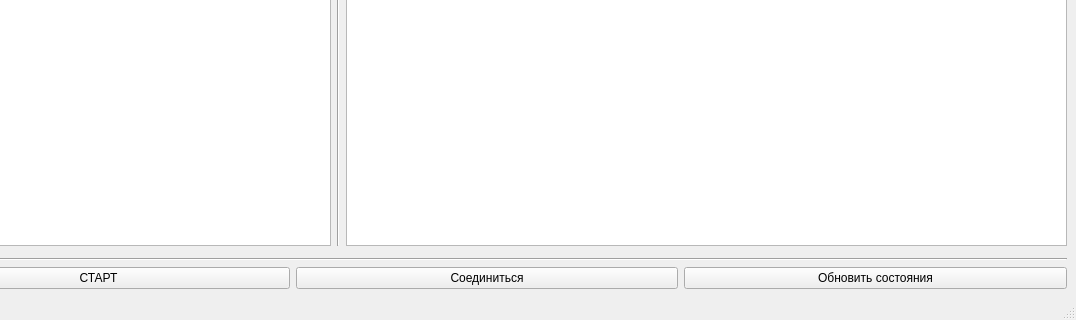
Qt form mainwindow.ui (layxproud/QulonServerTest) before a commit; both pictures show x 102 to 1178 and y 517 to 837 of the 1178 by 837 pixel window.
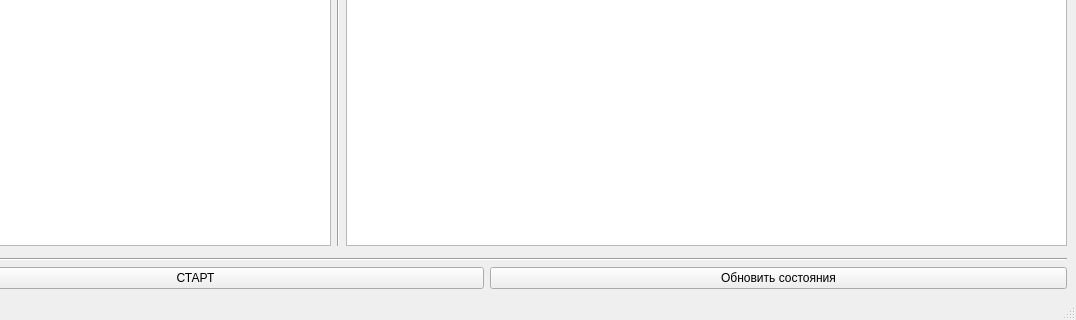
The same form after that commit. Icons and pictures are not drawn.

Commit message: refactor: removed debug button

Diff of the .ui file:
```diff
--- a/mainwindow.ui
+++ b/mainwindow.ui
@@ -216,19 +216,6 @@
         </property>
        </widget>
       </item>
-      <item>
-       <widget class="QPushButton" name="connectButton">
-        <property name="sizePolicy">
-         <sizepolicy hsizetype="Preferred" vsizetype="Preferred">
-          <horstretch>0</horstretch>
-          <verstretch>0</verstretch>
-         </sizepolicy>
-        </property>
-        <property name="text">
-         <string>Соединиться</string>
-        </property>
-       </widget>
-      </item>
       <item>
        <widget class="QPushButton" name="sendStateButton">
         <property name="text">
```
The commit also changes 1 other file.
